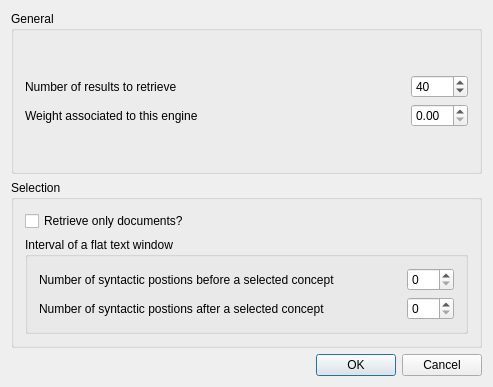
pfrancq/galilei, file xmlengine/frontend/qt/genginexml.ui: the form before one commit.
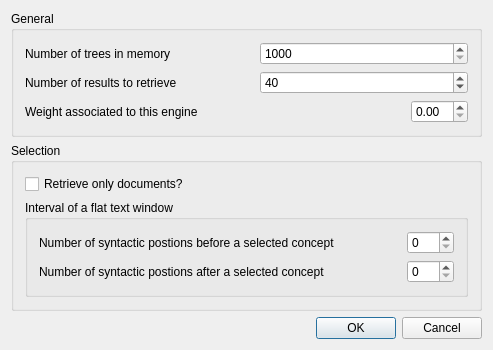
The form after the commit.

Commit message: - Adapt to API. - Manage a maximum number of local trees. - Create one fragment only if only document must be retrieve.

```diff
--- a/xmlengine/frontend/qt/genginexml.ui
+++ b/xmlengine/frontend/qt/genginexml.ui
@@ -7,7 +7,7 @@
     <x>0</x>
     <y>0</y>
     <width>493</width>
-    <height>387</height>
+    <height>342</height>
    </rect>
   </property>
   <property name="sizePolicy">
@@ -38,8 +38,77 @@
        </property>
        <layout class="QVBoxLayout" name="verticalLayout_3">
         <item>
-         <layout class="QGridLayout">
-          <item row="0" column="4">
+         <layout class="QHBoxLayout" name="horizontalLayout_5">
+          <item>
+           <widget class="QLabel" name="textLabel1_3">
+            <property name="text">
+             <string>Number of trees in memory</string>
+            </property>
+            <property name="wordWrap">
+             <bool>false</bool>
+            </property>
+           </widget>
+          </item>
+          <item>
+           <spacer name="spacer25_2">
+            <property name="orientation">
+             <enum>Qt::Horizontal</enum>
+            </property>
+            <property name="sizeType">
+             <enum>QSizePolicy::Minimum</enum>
+            </property>
+            <property name="sizeHint" stdset="0">
+             <size>
+              <width>20</width>
+              <height>20</height>
+             </size>
+            </property>
+           </spacer>
+          </item>
+          <item>
+           <widget class="QSpinBox" name="MaxNbTrees">
+            <property name="minimum">
+             <number>1000</number>
+            </property>
+            <property name="maximum">
+             <number>1000000000</number>
+            </property>
+            <property name="value">
+             <number>1000</number>
+            </property>
+           </widget>
+          </item>
+         </layout>
+        </item>
+        <item>
+         <layout class="QHBoxLayout" name="horizontalLayout">
+          <item>
+           <widget class="QLabel" name="textLabel1_2">
+            <property name="text">
+             <string>Number of results to retrieve</string>
+            </property>
+            <property name="wordWrap">
+             <bool>false</bool>
+            </property>
+           </widget>
+          </item>
+          <item>
+           <spacer name="spacer25">
+            <property name="orientation">
+             <enum>Qt::Horizontal</enum>
+            </property>
+            <property name="sizeType">
+             <enum>QSizePolicy::Minimum</enum>
+            </property>
+            <property name="sizeHint" stdset="0">
+             <size>
+              <width>20</width>
+              <height>20</height>
+             </size>
+            </property>
+           </spacer>
+          </item>
+          <item>
            <widget class="QSpinBox" name="NbResults">
             <property name="maximum">
              <number>9999</number>
@@ -49,7 +118,11 @@
             </property>
            </widget>
           </item>
-          <item row="1" column="0" colspan="2">
+         </layout>
+        </item>
+        <item>
+         <layout class="QHBoxLayout" name="horizontalLayout_2">
+          <item>
            <widget class="QLabel" name="textLabel2">
             <property name="text">
              <string>Weight associated to this engine</string>
@@ -59,17 +132,7 @@
             </property>
            </widget>
           </item>
-          <item row="0" column="0">
-           <widget class="QLabel" name="textLabel1_2">
-            <property name="text">
-             <string>Number of results to retrieve</string>
-            </property>
-            <property name="wordWrap">
-             <bool>false</bool>
-            </property>
-           </widget>
-          </item>
-          <item row="1" column="2">
+          <item>
            <spacer name="spacer26">
             <property name="orientation">
              <enum>Qt::Horizontal</enum>
@@ -85,23 +148,7 @@
             </property>
            </spacer>
           </item>
-          <item row="0" column="1" colspan="3">
-           <spacer name="spacer25">
-            <property name="orientation">
-             <enum>Qt::Horizontal</enum>
-            </property>
-            <property name="sizeType">
-             <enum>QSizePolicy::Minimum</enum>
-            </property>
-            <property name="sizeHint" stdset="0">
-             <size>
-              <width>20</width>
-              <height>20</height>
-             </size>
-            </property>
-           </spacer>
-          </item>
-          <item row="1" column="4">
+          <item>
            <widget class="QDoubleSpinBox" name="Weight"/>
           </item>
          </layout>
```
Left out of the diff: 2 changed lines with no effect on the pictures. The commit also changes 4 other files.
